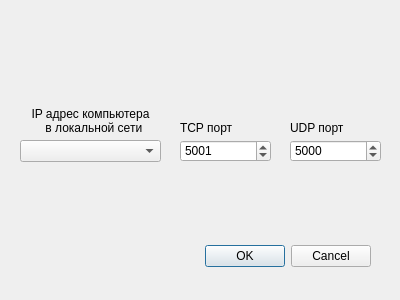
First picture: the form in connectiondialog.ui, repository zak2791/Demo_Secretary_ver2, before the edit.
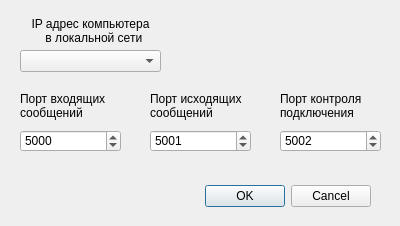
Second picture: the form after the edit.

The edit to the form file:
```diff
--- a/connectiondialog.ui
+++ b/connectiondialog.ui
@@ -7,7 +7,7 @@
     <x>0</x>
     <y>0</y>
     <width>400</width>
-    <height>300</height>
+    <height>226</height>
    </rect>
   </property>
   <property name="windowTitle">
@@ -17,7 +17,7 @@
    <property name="geometry">
     <rect>
      <x>30</x>
-     <y>240</y>
+     <y>180</y>
      <width>341</width>
      <height>32</height>
     </rect>
@@ -32,9 +32,9 @@
   <widget class="QSpinBox" name="sbTcp">
    <property name="geometry">
     <rect>
-     <x>180</x>
-     <y>140</y>
-     <width>91</width>
+     <x>20</x>
+     <y>130</y>
+     <width>101</width>
      <height>22</height>
     </rect>
    </property>
@@ -45,14 +45,14 @@
     <number>50000</number>
    </property>
    <property name="value">
-    <number>5001</number>
+    <number>5000</number>
    </property>
   </widget>
   <widget class="QLabel" name="label">
    <property name="geometry">
     <rect>
      <x>20</x>
-     <y>100</y>
+     <y>10</y>
      <width>141</width>
      <height>41</height>
     </rect>
@@ -68,22 +68,23 @@
   <widget class="QLabel" name="label_4">
    <property name="geometry">
     <rect>
-     <x>180</x>
-     <y>120</y>
-     <width>91</width>
-     <height>16</height>
+     <x>20</x>
+     <y>90</y>
+     <width>111</width>
+     <height>31</height>
     </rect>
    </property>
    <property name="text">
-    <string>TCP порт</string>
+    <string>Порт входящих
+сообщений</string>
    </property>
   </widget>
   <widget class="QSpinBox" name="sbUdp">
    <property name="geometry">
     <rect>
-     <x>290</x>
-     <y>140</y>
-     <width>91</width>
+     <x>150</x>
+     <y>130</y>
+     <width>101</width>
      <height>22</height>
     </rect>
    </property>
@@ -94,32 +95,66 @@
     <number>50000</number>
    </property>
    <property name="value">
-    <number>5000</number>
+    <number>5001</number>
    </property>
   </widget>
   <widget class="QLabel" name="label_7">
    <property name="geometry">
     <rect>
-     <x>290</x>
-     <y>120</y>
-     <width>91</width>
-     <height>16</height>
+     <x>150</x>
+     <y>90</y>
+     <width>101</width>
+     <height>31</height>
     </rect>
    </property>
    <property name="text">
-    <string>UDP порт</string>
+    <string>Порт исходящих
+сообщений</string>
    </property>
   </widget>
   <widget class="QComboBox" name="cbIPLocalNet">
    <property name="geometry">
     <rect>
      <x>20</x>
-     <y>140</y>
+     <y>50</y>
      <width>141</width>
      <height>22</height>
     </rect>
    </property>
   </widget>
+  <widget class="QSpinBox" name="sbConn">
+   <property name="geometry">
+    <rect>
+     <x>280</x>
+     <y>130</y>
+     <width>101</width>
+     <height>22</height>
+    </rect>
+   </property>
+   <property name="minimum">
+    <number>1000</number>
+   </property>
+   <property name="maximum">
+    <number>50000</number>
+   </property>
+   <property name="value">
+    <number>5002</number>
+   </property>
+  </widget>
+  <widget class="QLabel" name="label_8">
+   <property name="geometry">
+    <rect>
+     <x>280</x>
+     <y>90</y>
+     <width>101</width>
+     <height>31</height>
+    </rect>
+   </property>
+   <property name="text">
+    <string>Порт контроля
+подключения</string>
+   </property>
+  </widget>
  </widget>
  <resources/>
  <connections>
```
Left out of the diff: 4 changed lines with no effect on the pictures.
